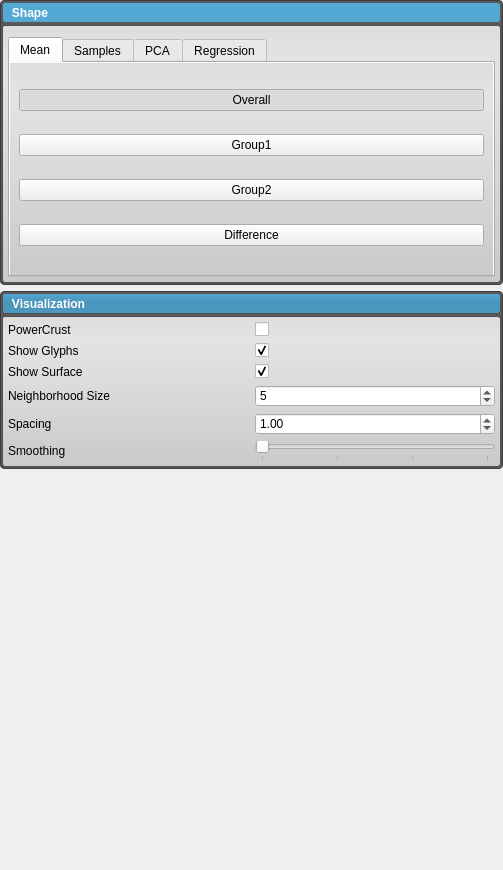
The window that src/Analysis/AnalysisTool.ui (SCIInstitute/ShapeWorks) describes before a commit, drawn with Qt 5.
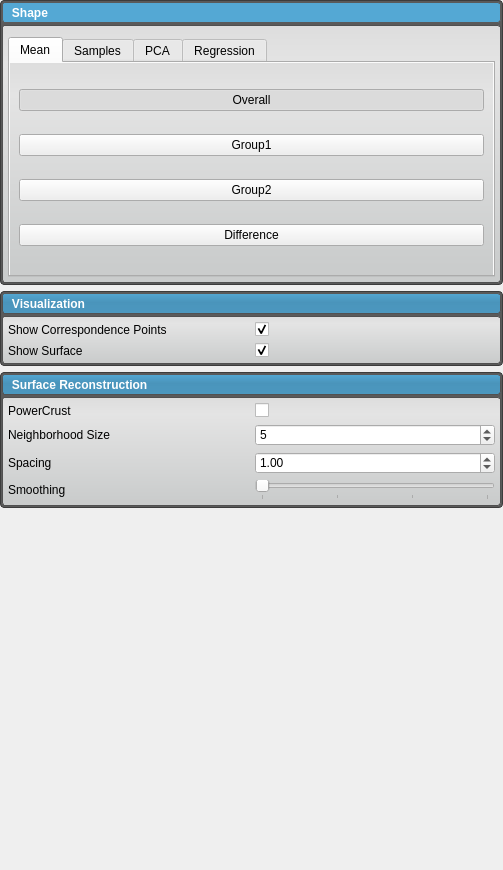
The same window after the commit.

Diff of the .ui file:
```diff
--- a/src/Analysis/AnalysisTool.ui
+++ b/src/Analysis/AnalysisTool.ui
@@ -152,6 +152,50 @@
 /********************** Shape Panel ***********************/
 
 
+/********************** reconstruction Panel ***********************/
+
+QLabel#reconstructionLabel{
+	color: white;
+	font: bold;
+}
+QWidget#reconstructionPanel{
+	background-color: rgba( 0, 0, 0, 0 );
+}
+
+QToolButton#reconstructionOpenButton{
+	background-color: rgba(0, 0, 0, 0);
+	border-radius: 4px;
+}
+
+QToolButton#reconstructionOpenButton:hover{
+	background-color: rgba( 0, 0, 0, 30 ); border-radius: 3px;
+}
+
+QWidget#reconstructionHeader{
+	background-color: qlineargradient(spread:pad, x1:0.5, y1:0, x2:0.5, y2:0.960227, stop:0 rgba(0, 0, 0, 0), stop:0.45 rgba(0, 0, 0, 30), stop:1 rgba(0, 0, 0, 25));
+    border-radius: 3px;
+}
+
+QWidget#reconstructionHeaderBackground{
+	background-color: rgb( 84, 168, 212 );
+    border-radius: 3px;
+	border: 1px solid rgb(90, 90, 90);
+}
+
+QWidget#reconstructionPanel{
+	background-color: rgb( 90, 90, 90 );
+	border-radius:4px;
+	border: 1px solid rgb(60, 60, 60);
+	color: rgb(90, 90, 90);
+}
+
+QWidget#reconstructionContent{
+	border-radius: 3px;
+	border: 1px solid rgb(80, 80,80);
+	background-color: qlineargradient(spread:pad, x1:0.5, y1:0, x2:0.5, y2:0.960227, stop:0 rgba(221, 221, 221, 255), stop:0.155779 rgba(228, 228, 228, 255), stop:1 rgba(202, 204, 204, 255));      
+}
+/********************** reconstruction Panel ***********************/
+
 
 
 /********************** Other ***********************/
@@ -959,8 +1003,119 @@
            <property name="spacing">
             <number>6</number>
            </property>
-           <item row="3" column="0">
-            <widget class="QLabel" name="label_13">
+           <item row="0" column="0">
+            <widget class="QLabel" name="label">
+             <property name="text">
+              <string>Show Correspondence Points</string>
+             </property>
+            </widget>
+           </item>
+           <item row="0" column="1">
+            <widget class="QCheckBox" name="show_glyphs">
+             <property name="text">
+              <string/>
+             </property>
+             <property name="checked">
+              <bool>true</bool>
+             </property>
+            </widget>
+           </item>
+           <item row="1" column="0">
+            <widget class="QLabel" name="label_15">
+             <property name="text">
+              <string>Show Surface</string>
+             </property>
+            </widget>
+           </item>
+           <item row="1" column="1">
+            <widget class="QCheckBox" name="show_surface">
+             <property name="text">
+              <string/>
+             </property>
+             <property name="checked">
+              <bool>true</bool>
+             </property>
+            </widget>
+           </item>
+          </layout>
+         </item>
+        </layout>
+       </widget>
+      </item>
+     </layout>
+    </widget>
+   </item>
+   <item>
+    <widget class="QWidget" name="reconstructionPanel" native="true">
+     <property name="sizePolicy">
+      <sizepolicy hsizetype="Preferred" vsizetype="Fixed">
+       <horstretch>0</horstretch>
+       <verstretch>0</verstretch>
+      </sizepolicy>
+     </property>
+     <layout class="QVBoxLayout" name="verticalLayout_12">
+      <property name="spacing">
+       <number>2</number>
+      </property>
+      <property name="margin">
+       <number>2</number>
+      </property>
+      <item>
+       <widget class="QWidget" name="reconstructionHeaderBackground" native="true">
+        <layout class="QVBoxLayout" name="verticalLayout_13">
+         <property name="margin">
+          <number>0</number>
+         </property>
+         <item>
+          <widget class="QWidget" name="reconstructionHeader" native="true">
+           <property name="sizePolicy">
+            <sizepolicy hsizetype="Preferred" vsizetype="Fixed">
+             <horstretch>0</horstretch>
+             <verstretch>0</verstretch>
+            </sizepolicy>
+           </property>
+           <property name="minimumSize">
+            <size>
+             <width>215</width>
+             <height>21</height>
+            </size>
+           </property>
+           <layout class="QHBoxLayout" name="horizontalLayout_15">
+            <property name="spacing">
+             <number>2</number>
+            </property>
+            <property name="margin">
+             <number>0</number>
+            </property>
+            <item>
+             <widget class="QLabel" name="reconstructionLabel">
+              <property name="text">
+               <string>   Surface Reconstruction</string>
+              </property>
+             </widget>
+            </item>
+           </layout>
+          </widget>
+         </item>
+        </layout>
+       </widget>
+      </item>
+      <item>
+       <widget class="QWidget" name="reconstructionContent" native="true">
+        <layout class="QVBoxLayout" name="verticalLayout_22">
+         <property name="spacing">
+          <number>2</number>
+         </property>
+         <property name="margin">
+          <number>6</number>
+         </property>
+         <item>
+          <layout class="QGridLayout" name="gridLayout_7">
+           <property name="spacing">
+            <number>6</number>
+           </property>
+           <item row="1" column="0">
+            <widget class="QLabel" name="label_16">
              <property name="minimumSize">
               <size>
                <width>50</width>
@@ -975,63 +1130,29 @@
              </property>
             </widget>
            </item>
-           <item row="4" column="0">
-            <widget class="QLabel" name="label_14">
+           <item row="2" column="0">
+            <widget class="QLabel" name="label_17">
              <property name="text">
               <string>Spacing</string>
              </property>
             </widget>
            </item>
-           <item row="3" column="1">
-            <widget class="QSpinBox" name="neighborhoodSpinBox">
+           <item row="1" column="1">
+            <widget class="QSpinBox" name="neighborhoodSpinBox_2">
              <property name="value">
               <number>5</number>
              </property>
             </widget>
            </item>
-           <item row="4" column="1">
-            <widget class="QDoubleSpinBox" name="spacingSpinBox">
-             <property name="value">
-              <double>1.000000000000000</double>
-             </property>
-            </widget>
-           </item>
-           <item row="1" column="0">
-            <widget class="QLabel" name="label">
-             <property name="text">
-              <string>Show Glyphs</string>
-             </property>
-            </widget>
-           </item>
-           <item row="1" column="1">
-            <widget class="QCheckBox" name="showGlyphs">
-             <property name="text">
-              <string/>
-             </property>
-             <property name="checked">
-              <bool>true</bool>
-             </property>
-            </widget>
-           </item>
-           <item row="2" column="0">
-            <widget class="QLabel" name="label_15">
-             <property name="text">
-              <string>Show Surface</string>
-             </property>
-            </widget>
-           </item>
            <item row="2" column="1">
-            <widget class="QCheckBox" name="showSurface">
-             <property name="text">
-              <string/>
-             </property>
-             <property name="checked">
-              <bool>true</bool>
+            <widget class="QDoubleSpinBox" name="spacingSpinBox_2">
+             <property name="value">
+              <double>1.000000000000000</double>
              </property>
             </widget>
            </item>
            <item row="0" column="1">
-            <widget class="QCheckBox" name="usePowerCrustCheckBox">
+            <widget class="QCheckBox" name="power_crust">
              <property name="text">
               <string/>
              </property>
@@ -1041,21 +1162,21 @@
             </widget>
            </item>
            <item row="0" column="0">
-            <widget class="QLabel" name="powerCrustLabel">
+            <widget class="QLabel" name="powerCrustLabel_2">
              <property name="text">
               <string>PowerCrust</string>
              </property>
             </widget>
            </item>
-           <item row="5" column="0">
-            <widget class="QLabel" name="smoothingLabel">
+           <item row="3" column="0">
+            <widget class="QLabel" name="smoothingLabel_2">
              <property name="text">
               <string>Smoothing</string>
              </property>
             </widget>
            </item>
-           <item row="5" column="1">
-            <widget class="QSlider" name="smoothingSlider">
+           <item row="3" column="1">
+            <widget class="QSlider" name="smoothingSlider_2">
              <property name="sizePolicy">
               <sizepolicy hsizetype="Preferred" vsizetype="Fixed">
                <horstretch>0</horstretch>
```
